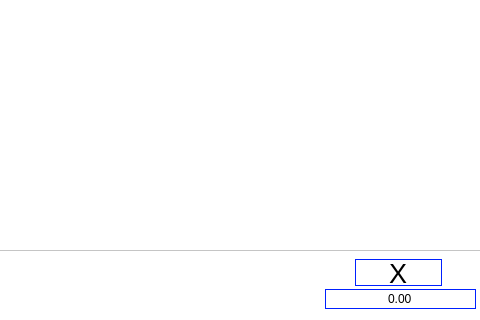
This is src/SmartCalc/Views/Graph.ui in rozhnof/SmartCalc as Qt 5 draws it before an edit; both pictures show x 255 to 735 and y 361 to 681 of the 825 by 681 pixel window. The edited form follows.
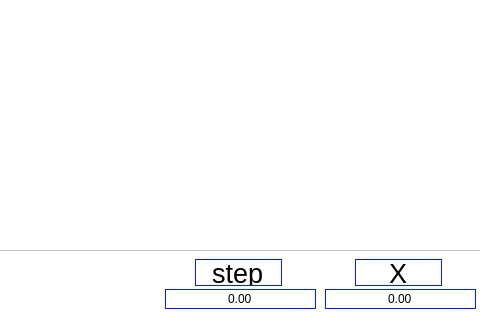
This is the edited form.

```diff
--- a/src/SmartCalc/Views/Graph.ui
+++ b/src/SmartCalc/Views/Graph.ui
@@ -336,6 +336,79 @@
     <double>0.000000000000000</double>
    </property>
   </widget>
+  <widget class="QLineEdit" name="StepXDef">
+   <property name="geometry">
+    <rect>
+     <x>450</x>
+     <y>620</y>
+     <width>87</width>
+     <height>27</height>
+    </rect>
+   </property>
+   <property name="font">
+    <font>
+     <pointsize>20</pointsize>
+    </font>
+   </property>
+   <property name="layoutDirection">
+    <enum>Qt::LeftToRight</enum>
+   </property>
+   <property name="styleSheet">
+    <string notr="true">background-color: white;
+color: black;
+border: 1px solid rgb(0, 32, 255);
+</string>
+   </property>
+   <property name="text">
+    <string>step</string>
+   </property>
+   <property name="alignment">
+    <set>Qt::AlignCenter</set>
+   </property>
+   <property name="readOnly">
+    <bool>true</bool>
+   </property>
+  </widget>
+  <widget class="QDoubleSpinBox" name="StepX">
+   <property name="geometry">
+    <rect>
+     <x>420</x>
+     <y>650</y>
+     <width>151</width>
+     <height>20</height>
+    </rect>
+   </property>
+   <property name="styleSheet">
+    <string notr="true">background-color: white;
+color: black;
+border: 1px solid rgb(0, 32, 255);
+</string>
+   </property>
+   <property name="wrapping">
+    <bool>false</bool>
+   </property>
+   <property name="alignment">
+    <set>Qt::AlignCenter</set>
+   </property>
+   <property name="buttonSymbols">
+    <enum>QAbstractSpinBox::NoButtons</enum>
+   </property>
+   <property name="minimum">
+    <double>-1000000.000000000000000</double>
+   </property>
+   <property name="maximum">
+    <double>1000000.000000000000000</double>
+   </property>
+   <property name="singleStep">
+    <double>0.010000000000000</double>
+   </property>
+   <property name="stepType">
+    <enum>QAbstractSpinBox::DefaultStepType</enum>
+   </property>
+   <property name="value">
+    <double>0.000000000000000</double>
+   </property>
+  </widget>
  </widget>
  <resources/>
  <connections/>
```
Left out of the diff: 4 changed lines with no effect on the pictures.
